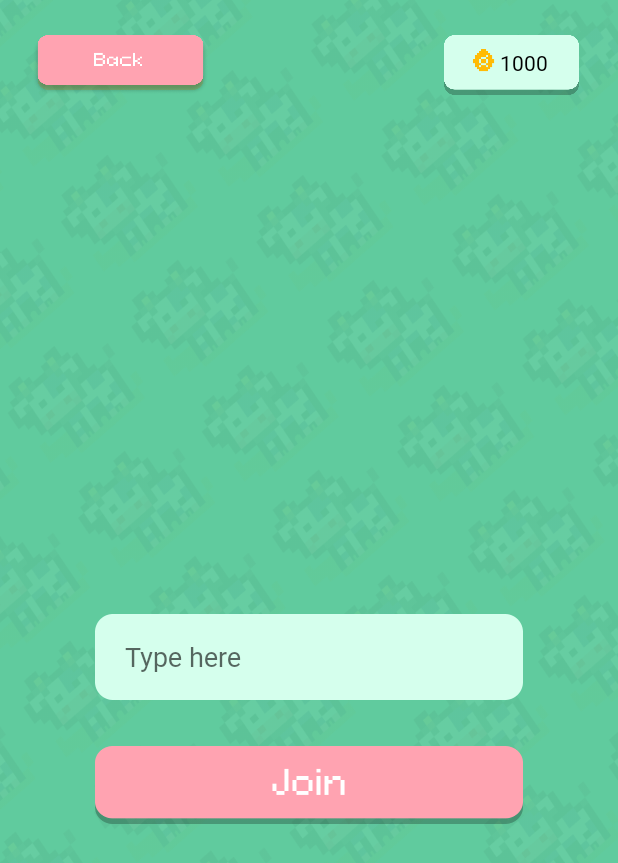
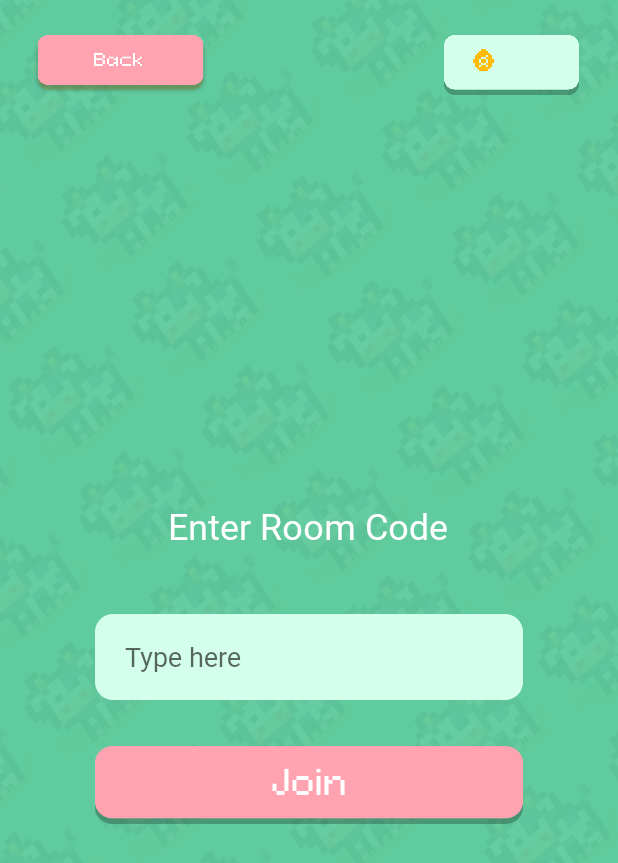
Before and after one commit to rappleit/MooMooLegends, an Android app: the layout joining_private_room.xml on its own in the app's theme, with its tools: preview values and no code run, on a phone screen of 412 x 824 dp. Shown: the top 863 px of the screen. Run offline under Robolectric (Android 15) with nearby library versions, the light colour scheme and no system bars.

```diff
--- a/app/src/main/res/layout/challenge_in_progress.xml
+++ b/app/src/main/res/layout/challenge_in_progress.xml
@@ -113,6 +113,8 @@
         android:fontFamily="@font/pixeloid_sans"
         android:textSize = "24sp"
         android:textColor= "#FFFFFF"
+        android:gravity="center"
+        android:text="Test Text"
         />
 
 
--- a/app/src/main/res/layout/joining_private_room.xml
+++ b/app/src/main/res/layout/joining_private_room.xml
@@ -45,15 +45,26 @@
             android:id="@+id/Current_coins"
             android:layout_width="wrap_content"
             android:layout_height="wrap_content"
-            android:layout_marginStart="42dp"
-            android:layout_marginTop="8.5dp"
+            android:layout_marginStart="35dp"
+            android:layout_marginTop="9dp"
             android:fontFamily="@font/pixeloid_sans"
             android:textColor="#000000"
-            android:textSize="14dp"
-            android:text = "1000"
-            />
+            android:textSize="14dp" />
     </FrameLayout>
 
+    <TextView
+        android:id="@+id/enter_room_code_text"
+        android:layout_width="222dp"
+        android:layout_height="30dp"
+        android:layout_centerHorizontal="true"
+        android:layout_alignParentTop="true"
+        android:layout_marginTop="334dp"
+        android:text="@string/enter_room_code"
+        android:fontFamily="@font/pixeloid_sans"
+        android:gravity="center_horizontal|top"
+        android:textSize = "24sp"
+        android:textColor = "#FFFFFF"
+        />
     <ImageButton
         android:id="@+id/join_room_button"
         android:layout_width="285dp"
--- a/app/src/main/res/layout/user_has_not_joined_room.xml
+++ b/app/src/main/res/layout/user_has_not_joined_room.xml
@@ -137,8 +137,7 @@
         android:layout_marginTop="15dp"
         android:fontFamily="@font/pixeloid_sans"
         android:gravity="center_horizontal"
-        android:textSize="24sp"
-        android:textColor="#000000"
         android:text="Test"
-        />
+        android:textColor="#FFFFFF"
+        android:textSize="24sp" />
 </RelativeLayout>
```
